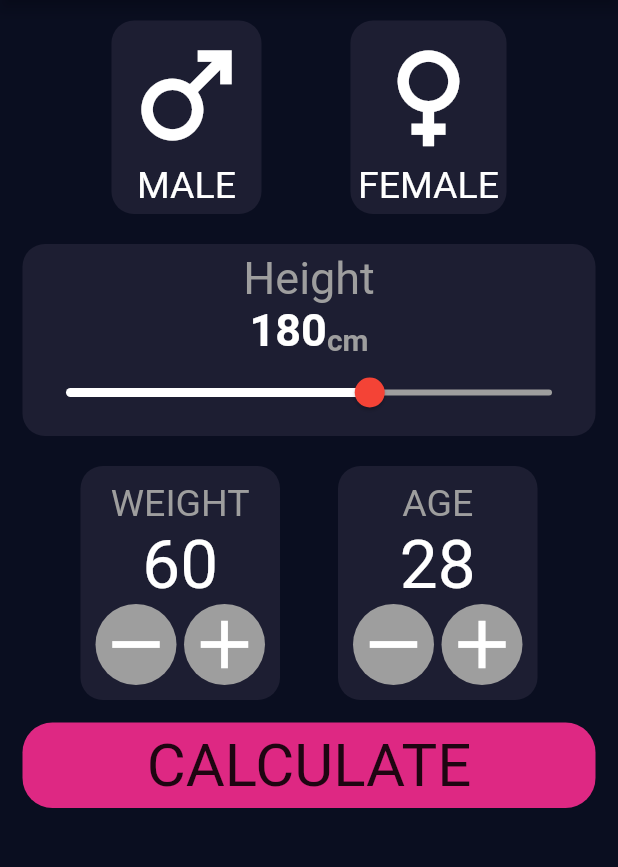
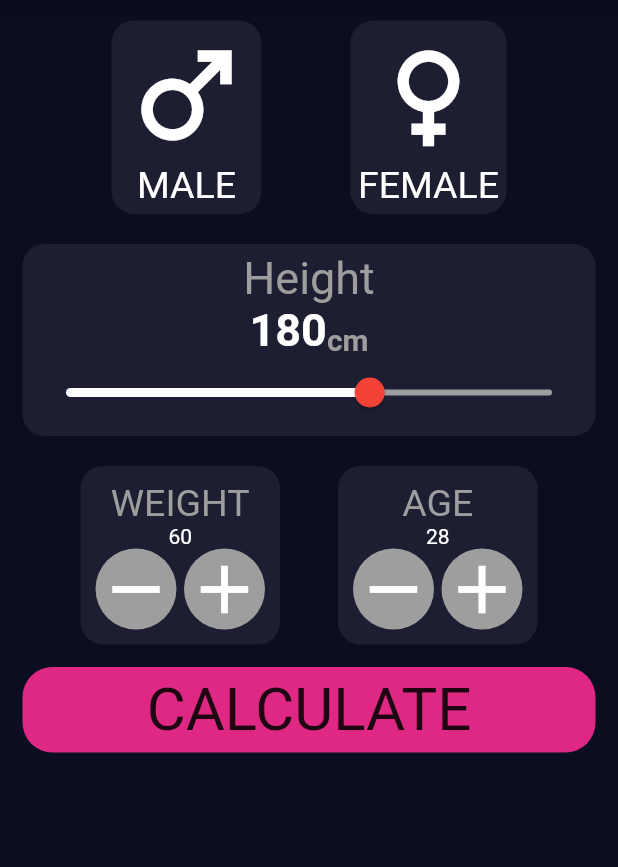
Before and after one commit to LisLisaa/Bmi_calc, a Flutter app: the screen it shows after launch, on a phone screen of 412 x 824 dp, the part 86-953 px from its top. Run offline on Flutter 3.47's test engine with Material 2 defaults, Android fonts, the phone set to English and light mode, and no system bars.

```diff
--- a/lib/AgeWeight.dart
+++ b/lib/AgeWeight.dart
@@ -34,7 +34,7 @@ class AgeWeight extends StatelessWidget {
                       Text(
                         age3.toString(),
                         style: const TextStyle(
-                          fontSize: 45,
+                          // fontSize: 45,
                           color: Colors.white,
                         ),
                       ),
```
